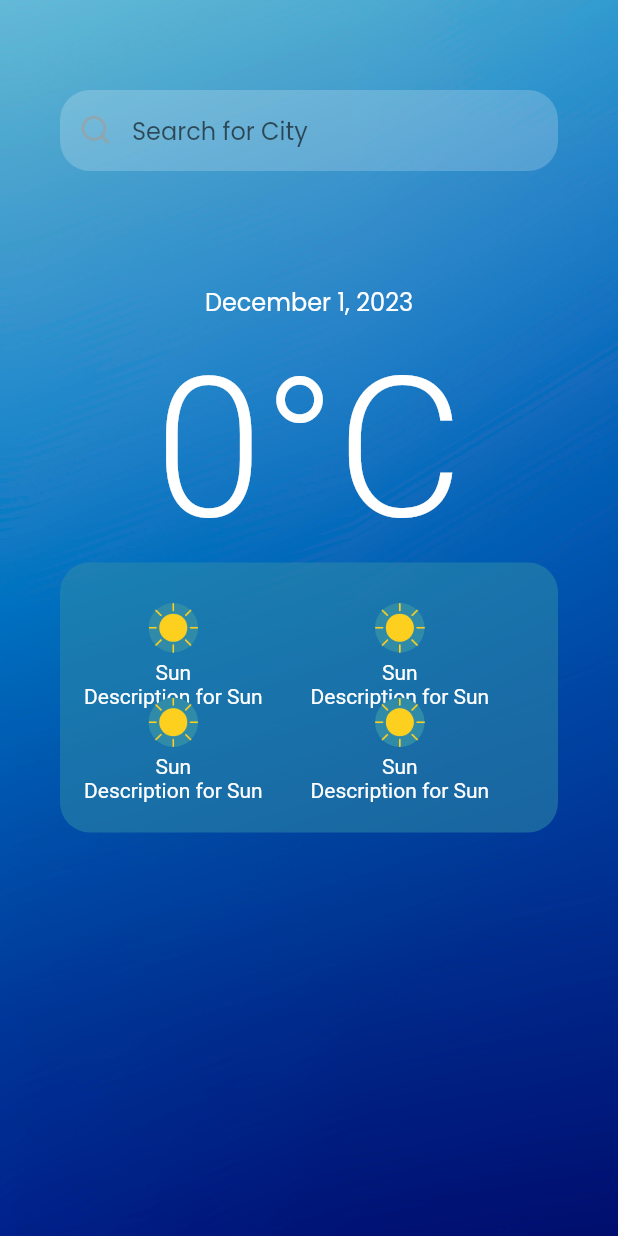
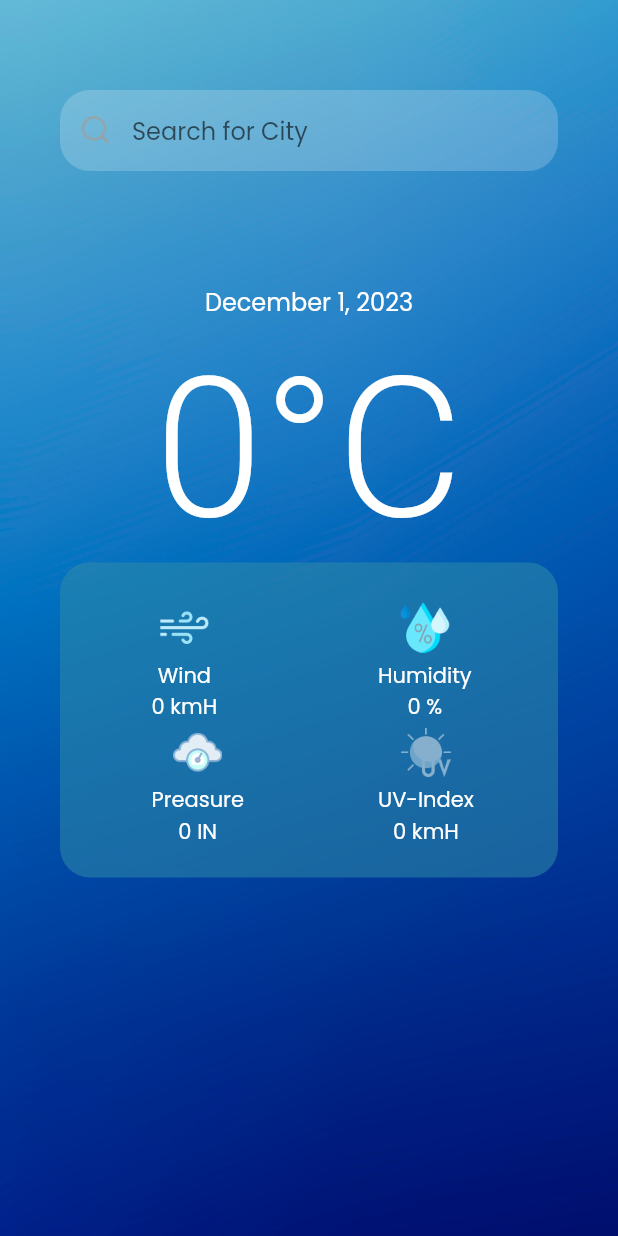
Before and after one commit to ShehanChamudith/Weather-App, a Flutter app: the screen it shows after launch, on a phone screen of 412 x 824 dp. Run offline on Flutter 3.47's test engine with Material 2 defaults, Android fonts, the light colour scheme and no system bars; our stand-ins replace shared_preferences; network calls fail; Roboto replaces fonts that are missing (PoppinsT).

Commit message:
12/01/2023 06.00 AM

```diff
--- a/lib/mainscreen.dart
+++ b/lib/mainscreen.dart
@@ -25,6 +25,10 @@ class _MainScreenState extends State<MainScreen> {
   String currentWeather = "";
   double tempC = 0;
   double tempF = 0;
+  double windd = 0;
+  double uvv = 0;
+  double press = 0;
+  int hum=0;
 
   @override
   void initState() {
@@ -59,6 +63,10 @@ class _MainScreenState extends State<MainScreen> {
       currentWeather = weather.condition;
       tempF = weather.temperatureF;
       tempC = weather.temperatureC;
+      windd = weather.wind;
+      uvv = weather.uv;
+      press = weather.pressure;
+      hum=weather.humidity;
     });
 
   }
@@ -189,8 +197,9 @@ class _MainScreenState extends State<MainScreen> {
                       ],
                     ),
                     Container(
+                      padding: EdgeInsets.only(left: 45.0),
                       width: double.infinity,
-                      height: 180,
+                      height: 210,
                       decoration: ShapeDecoration(
                         color: Color(0x892F8BA8),
                         shape: RoundedRectangleBorder(
@@ -208,45 +217,45 @@ class _MainScreenState extends State<MainScreen> {
                                   width: 33,
                                   height: 33,
                                   decoration: ShapeDecoration(
-                                    color: Color(0xFF2F8BA8),
+                                    color: Colors.transparent,
                                     shape: CircleBorder(),
                                   ),
-                                  child: Image.asset('images/sun.png'), // Add your image path
+                                  child: Image.asset('images/wind.png'), // Add your image path
                                 ),
                                 SizedBox(height: 5),
                                 Text(
-                                  'Sun', // Your title
-                                  style: TextStyle(color: Colors.white),
+                                  'Wind',
+                                  style: TextStyle(color: Colors.white, fontFamily: 'Poppins'),
                                 ),
                                 Text(
-                                  'Description for Sun', // Your text below title
-                                  style: TextStyle(color: Colors.white),
+                                  '${weather.wind.toStringAsFixed(0)} kmH',
+                                  style: TextStyle(color: Colors.white, fontFamily: 'Poppins'),
                                 ),
                               ],
                             ),
                           ),
                           Positioned(
                             left: 16,
-                            top: 90,
+                            top: 110,
                             child: Column(
                               children: [
                                 Container(
                                   width: 33,
                                   height: 33,
                                   decoration: ShapeDecoration(
-                                    color: Color(0xFF2F8BA8),
+                                    color: Colors.transparent,
                                     shape: CircleBorder(),
                                   ),
-                                  child: Image.asset('images/sun.png'), // Add your image path
+                                  child: Image.asset('images/pressure.png'), // Add your image path
                                 ),
                                 SizedBox(height: 5),
                                 Text(
-                                  'Sun', // Your title
-                                  style: TextStyle(color: Colors.white),
+                                  'Preasure', // Your title
+                                  style: TextStyle(color: Colors.white, fontFamily: 'Poppins'),
                                 ),
                                 Text(
-                                  'Description for Sun', // Your text below title
-                                  style: TextStyle(color: Colors.white),
+                                  '${weather.pressure.toStringAsFixed(0)} IN',
+                                  style: TextStyle(color: Colors.white, fontFamily: 'Poppins'),
                                 ),
                               ],
                             ),
@@ -260,45 +269,45 @@ class _MainScreenState extends State<MainScreen> {
                                   width: 33,
                                   height: 33,
                                   decoration: ShapeDecoration(
-                                    color: Color(0xFF2F8BA8),
+                                    color: Colors.transparent,
                                     shape: CircleBorder(),
                                   ),
-                                  child: Image.asset('images/sun.png'), // Add your image path
+                                  child: Image.asset('images/humidity.png'), // Add your image path
                                 ),
                                 SizedBox(height: 5),
                                 Text(
-                                  'Sun', // Your title
-                                  style: TextStyle(color: Colors.white),
+                                  'Humidity', // Your title
+                                  style: TextStyle(color: Colors.white, fontFamily: 'Poppins'),
                                 ),
                                 Text(
-                                  'Description for Sun', // Your text below title
-                                  style: TextStyle(color: Colors.white),
+                                  '${weather.humidity.toStringAsFixed(0)} %',
+                                  style: TextStyle(color: Colors.white, fontFamily: 'Poppins'),
                                 ),
                               ],
                             ),
                           ),
                           Positioned(
                             left: 167,
-                            top: 90,
+                            top: 110,
                             child: Column(
                               children: [
                                 Container(
                                   width: 33,
                                   height: 33,
                                   decoration: ShapeDecoration(
-                                    color: Color(0xFF2F8BA8),
+                                    color: Colors.transparent,
                                     shape: CircleBorder(),
                                   ),
-                                  child: Image.asset('images/sun.png'), // Add your image path
+                                  child: Image.asset('images/uv-index.png'), // Add your image path
                                 ),
                                 SizedBox(height: 5),
                                 Text(
-                                  'Sun', // Your title
-                                  style: TextStyle(color: Colors.white),
+                                  'UV-Index', // Your title
+                                  style: TextStyle(color: Colors.white, fontFamily: 'Poppins'),
                                 ),
                                 Text(
-                                  'Description for Sun', // Your text below title
-                                  style: TextStyle(color: Colors.white),
+                                  '${weather.uv.toStringAsFixed(0)} kmH',
+                                  style: TextStyle(color: Colors.white, fontFamily: 'Poppins'),
                                 ),
                               ],
                             ),
--- a/lib/model/weather.dart
+++ b/lib/model/weather.dart
@@ -2,14 +2,19 @@ class Weather {
   final double temperatureC;
   final double temperatureF;
   final String condition;
-
+  final double wind; // Wind speed
+  final int humidity; // Humidity percentage
+  final double uv; // UV index
+  final double pressure; // Atmospheric pressure
 
   Weather({
     this.temperatureC = 0,
     this.temperatureF = 0,
     this.condition = "Sunny",
-
-
+    this.wind = 0,
+    this.humidity = 0,
+    this.uv = 0,
+    this.pressure = 0,
   });
 
   factory Weather.fromJson(Map<String, dynamic> json) {
@@ -17,9 +22,10 @@ class Weather {
       temperatureC: json['current']['temp_c'],
       temperatureF: json['current']['temp_f'],
       condition: json['current']['condition']['text'],
-
-
-
+      wind: json['current']['wind_kph'],
+      humidity: json['current']['humidity'],
+      uv: json['current']['uv'],
+      pressure: json['current']['pressure_in'],
     );
   }
 }
--- a/pubspec.yaml
+++ b/pubspec.yaml
@@ -69,6 +69,10 @@ flutter:
      - images/sun.png
      - images/heavyrain.png
      - images/moderaterain.png
+     - images/humidity.png
+     - images/pressure.png
+     - images/wind.png
+     - images/uv-index.png
 
 
   # An image asset can refer to one or more resolution-specific "variants", see
```
Also changed, not shown: images/humidity.png (added), images/pressure.png (added), images/uv-index.png (added), images/wind.png (added).
